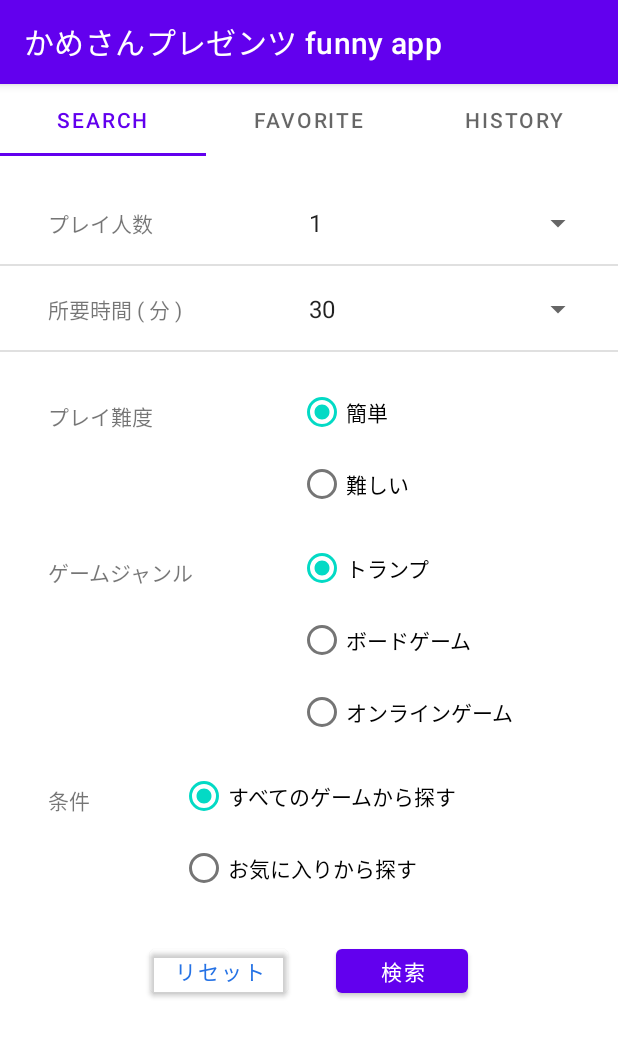
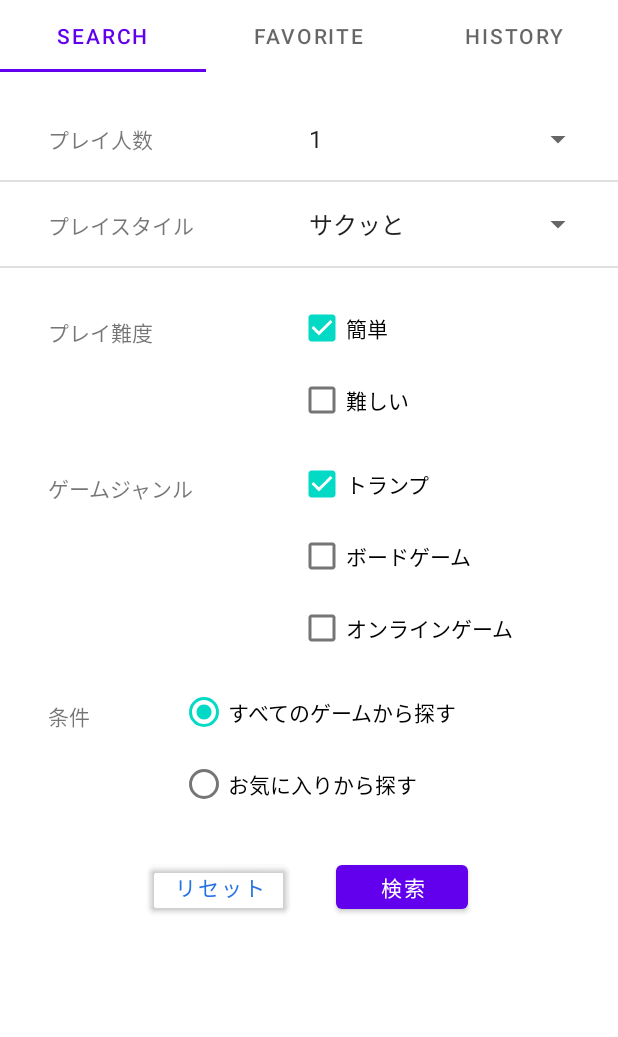
Before and after one commit to t-ry/AndroidApp_Hang_out, an Android app: the screen it shows after launch (MainActivity), on a phone screen of 412 x 824 dp. Shown: the top 1037 px of the screen. Run offline under Robolectric (Android 15) with nearby library versions, the phone set to English and light mode, and no system bars; our stand-ins replace Room's generated code.

```diff
--- a/app/src/main/java/app/takahashi/kamesan/originalapp/GameDao.kt
+++ b/app/src/main/java/app/takahashi/kamesan/originalapp/GameDao.kt
@@ -18,6 +18,7 @@ interface GameDao {
     @Delete
     fun delete(game: GameInfo)
 
+    // ゲームを登録
     @Insert(onConflict = OnConflictStrategy.IGNORE)
     suspend fun insertGame(game: GameInfo)
 
@@ -25,33 +26,36 @@ interface GameDao {
     @Query("select * from game_info")
     fun getAll(): List<GameInfo>
 
+    // 全てのデータを削除
+    @Query("delete from game_info")
+    fun deleteAll()
+
     // IDからデータを取得
     @Query("select * from game_info where gameId = :id")
     fun getGameFromId(id: Int): GameInfo
 
-    @Query("select game_title from game_info where gameId = :id")
-    fun getGameFromDIffi(id: Int): String
+    // お気に入りのゲームを取得
+    @Query("select * from game_info where favorite = 1")
+    fun getGameFromFav(): List<GameInfo>
 
-    @Query("select game_rule from game_info where gameId = :id")
-    fun getGameRule(id: Int): String
+    // 検索条件に当てはまるゲームを取得
+    @Query("select * from game_info where difficulty = 0")
+    fun getEasyGame(): List<GameInfo>
 
-    // 全てのデータを削除
-    @Query("delete from game_info")
-    fun deleteAll()
+    // 検索条件に当てはまるゲームを取得
+    @Query("select * from game_info where difficulty = 1")
+    fun getDifficultGame(): List<GameInfo>
 
-    // お気に入り(またはお気に入りではない)ゲームを取得
-    @Query("select * from game_info where favorite = 1")
-    fun getFav(): List<GameInfo>
+    // 検索条件に当てはまるゲームを取得
+    @Query("select * from game_info where kinds = 0")
+    fun getPlayingcardGame(): List<GameInfo>
 
-    // 難易度別にゲームを取得
-    @Query("select * from game_info where difficulty = :diff")
-    fun getGameDiff(diff: Int): List<GameInfo>
+    // 検索条件に当てはまるゲームを取得
+    @Query("select * from game_info where kinds= 1")
+    fun getBoardgamesGame(): List<GameInfo>
 
-    // 推奨最大人数と推奨最小人数を満たしているゲームを取得
-    @Query("select * from game_info where player_number <= :people")
-    fun getGamePeople(people: Int): List<GameInfo>
+    // 検索条件に当てはまるゲームを取得
+    @Query("select * from game_info where kinds = 2")
+    fun getOnlineGame(): List<GameInfo>
 
-    // 条件指定検索
-    @Query("select * from game_info where difficulty = :diff and favorite = :favo and kinds = :kinds")
-    fun searchGames(favo: Int, diff: Int, kinds: Int): List<GameInfo>
 }
--- a/app/src/main/java/app/takahashi/kamesan/originalapp/InitialGameInfo.kt
+++ b/app/src/main/java/app/takahashi/kamesan/originalapp/InitialGameInfo.kt
@@ -1,4 +1,6 @@
 package app.takahashi.kamesan.originalapp
+
+import android.text.SpannableString
 
 // kinds
 // 0 : トランプ
@@ -20,7 +22,7 @@ val initialGameInfo = listOf<GameInfo>(
                 "[オールドメイド(年老いたメイド)]\n" +
                 "ジョーカーの代わりにQを1枚,Jokerを2枚抜いた51枚で行う方式。\n",
         kinds = 0,
-        url = "" ,
+        url = "",
         favorite = 0,
         experience = 0,
     ),
@@ -47,7 +49,7 @@ val initialGameInfo = listOf<GameInfo>(
     ),
     createGameInfo(
         gameId = 0,
-        gameTitle = "Gin Rummy",
+        gameTitle = "Gim Rummy",
         playerNumber = 2,
         maxPlayerNumber = 2,
         requiredTime = 60,
--- a/app/src/main/java/app/takahashi/kamesan/originalapp/MainActivity.kt
+++ b/app/src/main/java/app/takahashi/kamesan/originalapp/MainActivity.kt
@@ -21,12 +21,12 @@ class MainActivity : AppCompatActivity() {
             setContentView(this.root)
         }
 
-        val pref: SharedPreferences = getSharedPreferences("first_start_up",Context.MODE_PRIVATE)
-        val cnt = pref.getBoolean("first_start_up",true)
+        val pref: SharedPreferences = getSharedPreferences("first_start_up", Context.MODE_PRIVATE)
+        val cnt = pref.getBoolean("first_start_up", true)
 
 
         //初回起動
-        if(cnt){
+        //if(cnt){
             val initialList = initialGameInfo
 
             gameDb?.gameDao()?.deleteAll()
@@ -35,9 +35,9 @@ class MainActivity : AppCompatActivity() {
                 gameDb?.gameDao()?.insert(it)
             }
             val editor = pref.edit()
-            editor.putBoolean("first_start_up",false)
+            editor.putBoolean("first_start_up", false)
             editor.apply()
-       }
+        //}
 
         binding.viewPager.adapter = ViewPagerAdapter(this)
         binding.viewPager.orientation = ViewPager2.ORIENTATION_HORIZONTAL
@@ -46,21 +46,22 @@ class MainActivity : AppCompatActivity() {
             tab.text = resources.getStringArray(R.array.tabTitle)[position]
         }.attach()
 
-        binding.searchPageButton.setOnClickListener{ toSearchPage() }
+        binding.searchPageButton.setOnClickListener { toSearchPage() }
 
         binding.viewPager.registerOnPageChangeCallback(object : ViewPager2.OnPageChangeCallback() {
             override fun onPageSelected(position: Int) {
                 super.onPageSelected(position)
 
-                when(position){
+                when (position) {
                     0 -> binding.searchPageButton.hide()
                     else -> binding.searchPageButton.show()
-                    }
+                }
 
             }
         })
     }
-    private fun toSearchPage(){
+
+    private fun toSearchPage() {
         binding.viewPager.currentItem = 0
     }
 }
--- a/app/src/main/java/app/takahashi/kamesan/originalapp/SearchFragment.kt
+++ b/app/src/main/java/app/takahashi/kamesan/originalapp/SearchFragment.kt
@@ -3,11 +3,13 @@ package app.takahashi.kamesan.originalapp
 import android.R
 import android.content.Intent
 import android.os.Bundle
+import android.provider.MediaStore
 import android.view.LayoutInflater
 import android.view.View
 import android.view.ViewGroup
 import android.widget.AdapterView
 import android.widget.ArrayAdapter
+import android.widget.RadioButton
 import androidx.fragment.app.Fragment
 import app.takahashi.kamesan.originalapp.databinding.FragmentSearchBinding
 
@@ -16,14 +18,14 @@ class SearchFragment : Fragment(app.takahashi.kamesan.originalapp.R.layout.fragm
     private var _binding: FragmentSearchBinding? = null
     private val binding get() = _binding!!
 
-    private val Player = arrayOf("1", "2", "3", "4", "5+")
-    private val Time = arrayOf("30","60","90")
+    private val player = arrayOf("1", "2", "3", "4", "5+")
+    private val time = arrayOf("サクッと", "じっくり", "ガッツリ")
 
     override fun onCreateView(
         inflater: LayoutInflater,
         container: ViewGroup?,
         savedInstanceState: Bundle?
-    ): View? {
+    ): View {
         _binding = FragmentSearchBinding.inflate(inflater, container, false)
         return binding.root
     }
@@ -32,18 +34,18 @@ class SearchFragment : Fragment(app.takahashi.kamesan.originalapp.R.layout.fragm
         super.onViewCreated(view, savedInstanceState)
 
         val playerAdapter =
-            ArrayAdapter(this.requireContext(), android.R.layout.simple_spinner_item, Player)
+            ArrayAdapter(this.requireContext(), R.layout.simple_spinner_item, player)
         playerAdapter.setDropDownViewResource(R.layout.simple_spinner_dropdown_item)
 
         binding.playerNumber.adapter = playerAdapter
 
         val timeAdapter =
-            ArrayAdapter(this.requireContext(), android.R.layout.simple_spinner_item, Time)
+            ArrayAdapter(this.requireContext(), R.layout.simple_spinner_item, time)
         timeAdapter.setDropDownViewResource(R.layout.simple_spinner_dropdown_item)
 
         binding.time.adapter = timeAdapter
 
-        Applylistener()
+        applyListener()
 
         //  検索ボタンが押された
         binding.searchButton.setOnClickListener {
@@ -58,14 +60,16 @@ class SearchFragment : Fragment(app.takahashi.kamesan.originalapp.R.layout.fragm
         _binding = null
     }
 
-    private fun Applylistener() {
+    private fun applyListener() {
         // プレイヤーのリスナーを登録
         binding.playerNumber.onItemSelectedListener = object : AdapterView.OnItemSelectedListener {
             //　アイテムが選択された時
             override fun onItemSelected(
                 parent: AdapterView<*>?,
                 view: View?, position: Int, id: Long
-            ) {}
+            ) {
+            }
+
             //　アイテムが選択されなかった
             override fun onNothingSelected(parent: AdapterView<*>?) {}
         }
@@ -74,7 +78,9 @@ class SearchFragment : Fragment(app.takahashi.kamesan.originalapp.R.layout.fragm
             override fun onItemSelected(
                 parent: AdapterView<*>?,
                 view: View?, position: Int, id: Long
-            ) {}
+            ) {
+            }
+
             override fun onNothingSelected(parent: AdapterView<*>?) {}
         }
     }
@@ -85,11 +91,17 @@ class SearchFragment : Fragment(app.takahashi.kamesan.originalapp.R.layout.fragm
         // 所要時間
         intent.putExtra("time", binding.time.selectedItemPosition)
         // ゲームの難易度
-        intent.putExtra("difficulty", binding.radioGroupDifficulty.checkedRadioButtonId)
+        intent.putExtra("easy", binding.checkboxEasy.isChecked)
+        intent.putExtra("difficult", binding.checkboxDifficult.isChecked)
         // ゲームの種類
-        intent.putExtra("kinds",binding.radioGroupKinds.checkedRadioButtonId)
+        intent.putExtra("playingcard", binding.playingcard.isChecked)
+        intent.putExtra("boardgames",binding.boardgames.isChecked)
+        intent.putExtra("online",binding.onlineGames.isChecked)
         // その他の条件
-        intent.putExtra("terms", binding.radioGroup.checkedRadioButtonId)
+        val termsId = binding.radioGroup.checkedRadioButtonId
+        val termsRadioButton = binding.radioGroup.findViewById<RadioButton>(termsId)
+        val termsIndex = binding.radioGroup.indexOfChild(termsRadioButton)
+        intent.putExtra("favorite", termsIndex)
     }
 
 }
--- a/app/src/main/res/layout/fragment_search.xml
+++ b/app/src/main/res/layout/fragment_search.xml
@@ -61,7 +61,7 @@
                 android:paddingLeft="16sp"
                 android:paddingTop="2sp"
                 android:paddingRight="16sp"
-                android:text="所要時間 ( 分 ) " />
+                android:text="プレイスタイル" />
 
             <Spinner
                 android:id="@+id/time"
@@ -100,27 +100,20 @@
                 android:orientation="vertical"
                 android:paddingEnd="16sp">
 
-                <RadioGroup
-                    android:id="@+id/radio_group_difficulty"
-                    android:layout_width="match_parent"
-                    android:layout_height="match_parent"
-                    android:layout_weight="1">
-
-                    <RadioButton
-                        android:id="@+id/easy_button"
+                    <CheckBox
+                        android:id="@+id/checkbox_easy"
                         android:layout_width="match_parent"
                         android:layout_height="wrap_content"
                         android:layout_weight="1"
                         android:checked="true"
                         android:text="簡単" />
 
-                    <RadioButton
-                        android:id="@+id/difficult_button"
+                    <CheckBox
+                        android:id="@+id/checkbox_difficult"
                         android:layout_width="match_parent"
                         android:layout_height="wrap_content"
                         android:layout_weight="1"
                         android:text="難しい" />
-                </RadioGroup>
 
             </LinearLayout>
 
@@ -150,13 +143,7 @@
                 android:orientation="vertical"
                 android:paddingRight="16sp">
 
-                <RadioGroup
-                    android:id="@+id/radio_group_kinds"
-                    android:layout_width="match_parent"
-                    android:layout_height="match_parent"
-                    android:layout_weight="1">
-
-                    <RadioButton
+                    <CheckBox
                         android:id="@+id/playingcard"
                         android:layout_width="match_parent"
                         android:layout_height="wrap_content"
@@ -164,20 +151,19 @@
                         android:checked="true"
                         android:text="トランプ" />
 
-                    <RadioButton
+                    <CheckBox
                         android:id="@+id/boardgames"
                         android:layout_width="match_parent"
                         android:layout_height="wrap_content"
                         android:layout_weight="1"
                         android:text="ボードゲーム" />
 
-                    <RadioButton
+                    <CheckBox
                         android:id="@+id/online_games"
                         android:layout_width="match_parent"
                         android:layout_height="wrap_content"
                         android:layout_weight="1"
                         android:text="オンラインゲーム" />
-                </RadioGroup>
 
             </LinearLayout>
 
--- a/app/src/main/res/values/themes.xml
+++ b/app/src/main/res/values/themes.xml
@@ -1,6 +1,6 @@
 <resources xmlns:tools="http://schemas.android.com/tools">
     <!-- Base application theme. -->
-    <style name="Theme.ViewPager" parent="Theme.MaterialComponents.DayNight.DarkActionBar">
+    <style name="Theme.ViewPager" parent="Theme.MaterialComponents.DayNight.NoActionBar">
         <!-- Primary brand color. -->
         <item name="colorPrimary">@color/purple_500</item>
         <item name="colorPrimaryVariant">@color/purple_700</item>
```
Also changed, not shown: app/src/main/java/app/takahashi/kamesan/originalapp/FavoriteFragment.kt (+5 -7 lines), app/src/main/java/app/takahashi/kamesan/originalapp/GameInfoActivity.kt (+9 -5 lines), app/src/main/java/app/takahashi/kamesan/originalapp/ListAdapter.kt (+6 -6 lines), app/src/main/java/app/takahashi/kamesan/originalapp/SearchResultActivity.kt (+30 -1 lines), app/src/main/java/app/takahashi/kamesan/originalapp/historyFragment.kt (+4 -5 lines), app/src/main/res/layout/activity_game_info.xml (+35 -4 lines).
